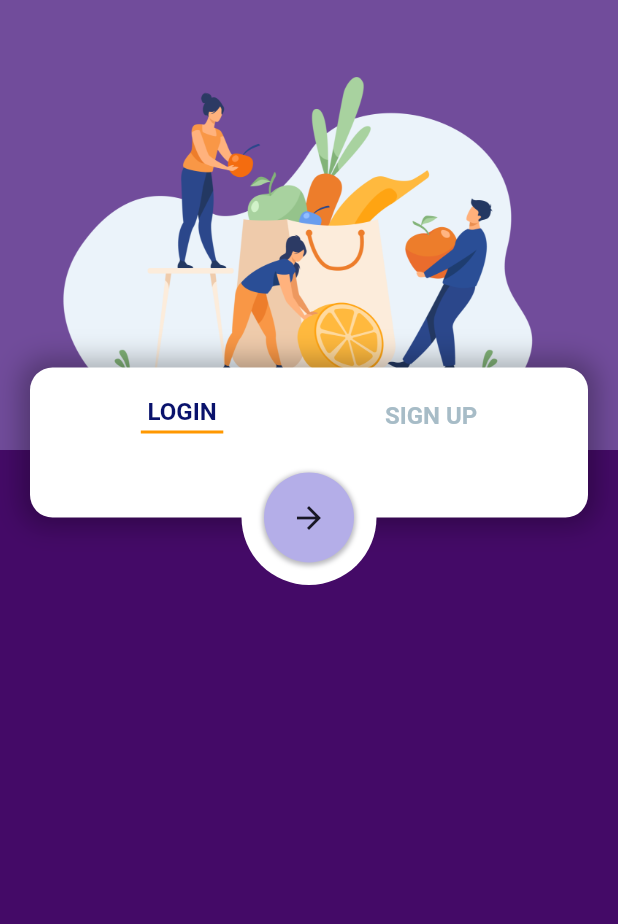
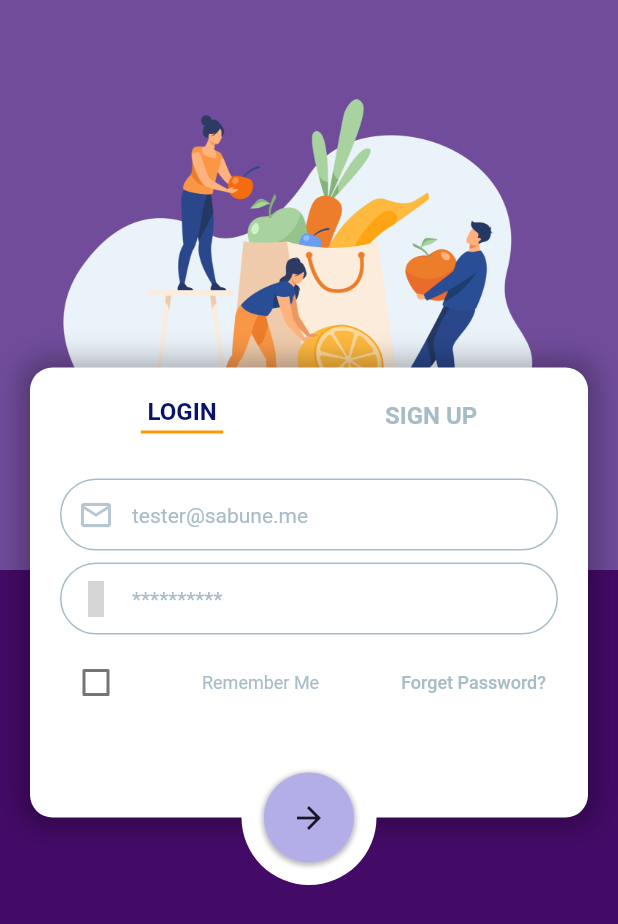
Before and after one commit to Mufidz04/SabuNe, a Flutter app: the LoginSignUp screen opened by its route, after a tap on "LOGIN", on a phone screen of 412 x 824 dp. Shown: the top 924 px of the screen. Run offline on Flutter 3.47's test engine with Material 2 defaults, Android fonts, the phone set to English and light mode, and no system bars; our stand-ins replace flutter_icons, flutter_svg, font_awesome_flutter, hexcolor; grey boxes are pictures that could not be loaded.

Commit message:
Solved login screen

```diff
--- a/lib/screens/auth/loginSignUp.dart
+++ b/lib/screens/auth/loginSignUp.dart
@@ -27,7 +27,7 @@ class _LoginSignUpState extends State<LoginSignUp> {
             right: 0,
             left: 0,
             child: Container(
-              height: isSignupScreen ? 380 : 300,
+              height: 380,
               color: kSecondaryColor.withOpacity(.40),
               child: Align(
                 alignment: Alignment.topCenter,
@@ -47,7 +47,7 @@ class _LoginSignUpState extends State<LoginSignUp> {
             top: 245,
             child: Container(
               padding: EdgeInsets.all(20),
-              height: isSignupScreen ? 350 : 100,
+              height: isSignupScreen ? 350 : 300,
               width: MediaQuery.of(context).size.width - 40,
               margin: EdgeInsets.symmetric(horizontal: 20),
               decoration: BoxDecoration(
@@ -123,13 +123,14 @@ class _LoginSignUpState extends State<LoginSignUp> {
                     ],
                   ),
                   if (isSignupScreen) buildSignUp(),
+                  if (!isSignupScreen) buildSignIn(),
                 ],
               ),
             ),
           ),
           //Button Submit
           Positioned(
-            top: isSignupScreen ? 535 : 300,
+            top: isSignupScreen ? 550 : 500,
             left: 0,
             right: 0,
             child: Center(
@@ -165,6 +166,42 @@ class _LoginSignUpState extends State<LoginSignUp> {
                 ),
               ),
             ),
+          ),
+        ],
+      ),
+    );
+  }
+
+  Container buildSignIn() {
+    return Container(
+      margin: EdgeInsets.only(top: 30),
+      child: Column(
+        children: [
+          buildTextField(Icons.mail_outline, "tester@sabune.me", false, true),
+          buildTextField(
+              MaterialCommunityIcons.lock_outline, "**********", true, false),
+          Row(
+            mainAxisAlignment: MainAxisAlignment.spaceBetween,
+            children: [
+              Checkbox(
+                  value: isRememberMe,
+                  onChanged: (value) {
+                    setState(() {
+                      isRememberMe = !isRememberMe;
+                    });
+                  }),
+              Text(
+                'Remember Me',
+                style: TextStyle(fontSize: 12, color: ktextColor1),
+              ),
+              TextButton(
+                onPressed: () {},
+                child: Text(
+                  'Forget Password?',
+                  style: TextStyle(fontSize: 12, color: ktextColor1),
+                ),
+              ),
+            ],
           ),
         ],
       ),
--- a/pubspec.yaml
+++ b/pubspec.yaml
@@ -30,6 +30,8 @@ dependencies:
   flutter_svg: ^0.22.0
   font_awesome_flutter: ^9.0.0
   hexcolor: ^2.0.3
+  http: ^0.13.3
+  shared_preferences: ^2.0.6
 
 dev_dependencies:
   flutter_test:
```
Also changed, not shown: pubspec.lock.
